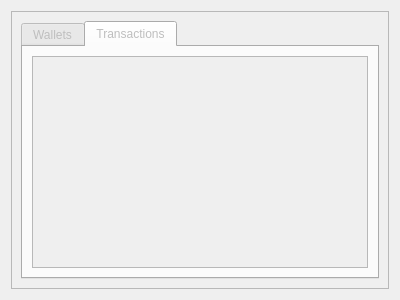
Old version of the form res/ui/currency_tab.ui in the repository duniter/sakia.
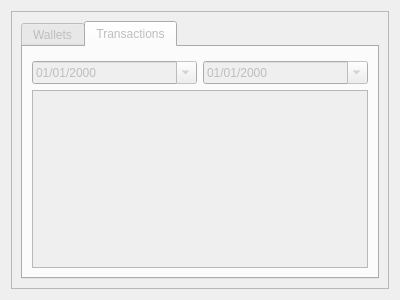
New version of the form. Icons and pictures are not drawn.

Commit message: Working on transactions history

```diff
--- a/res/ui/currency_tab.ui
+++ b/res/ui/currency_tab.ui
@@ -67,6 +67,33 @@
          <layout class="QHBoxLayout" name="horizontalLayout_3">
           <item>
            <layout class="QVBoxLayout" name="verticalLayout_3">
+            <item>
+             <layout class="QHBoxLayout" name="horizontalLayout_2">
+              <property name="topMargin">
+               <number>5</number>
+              </property>
+              <item>
+               <widget class="QDateTimeEdit" name="date_from">
+                <property name="displayFormat">
+                 <string>dd/MM/yyyy</string>
+                </property>
+                <property name="calendarPopup">
+                 <bool>true</bool>
+                </property>
+               </widget>
+              </item>
+              <item>
+               <widget class="QDateTimeEdit" name="date_to">
+                <property name="displayFormat">
+                 <string>dd/MM/yyyy</string>
+                </property>
+                <property name="calendarPopup">
+                 <bool>true</bool>
+                </property>
+               </widget>
+              </item>
+             </layout>
+            </item>
             <item>
              <widget class="QTableView" name="table_history">
               <attribute name="horizontalHeaderShowSortIndicator" stdset="0">
```
Left out of the diff: 33 changed lines with no effect on the pictures. The commit also changes 2 other files.
